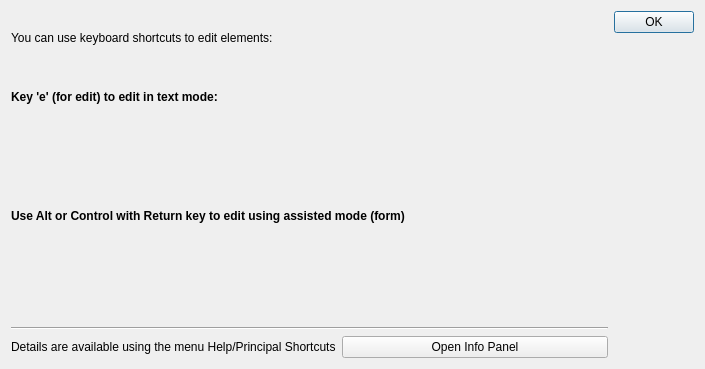
The window that src/modules/style/infoonkeyboardshortcutsdialog.ui (lbellonda/qxmledit) describes before a commit, drawn with Qt 5.
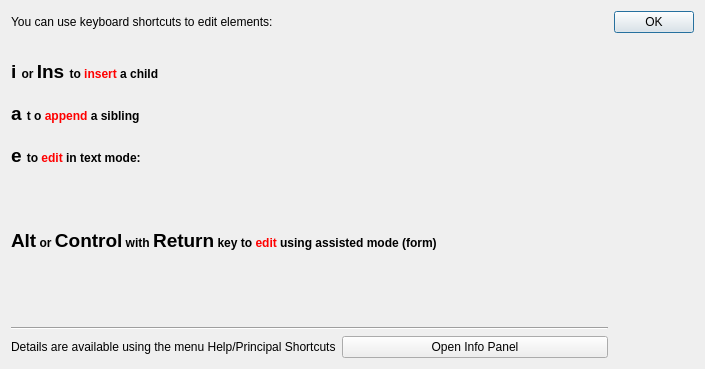
The same window after the commit. Icons and pictures are not drawn.

Commit message: b-169 updated shortcuts dialog

Diff of the .ui file:
```diff
--- a/src/modules/style/infoonkeyboardshortcutsdialog.ui
+++ b/src/modules/style/infoonkeyboardshortcutsdialog.ui
@@ -23,7 +23,34 @@
      <item>
       <widget class="QLabel" name="label">
        <property name="text">
-        <string>You can use keyboard shortcuts to edit elements:</string>
+        <string>You can use keyboard shortcuts to edit elements:
+</string>
+       </property>
+      </widget>
+     </item>
+     <item>
+      <widget class="QLabel" name="label_7">
+       <property name="font">
+        <font>
+         <weight>75</weight>
+         <bold>true</bold>
+        </font>
+       </property>
+       <property name="text">
+        <string>&lt;html&gt;&lt;head/&gt;&lt;body&gt;&lt;p&gt;&lt;span style=&quot; font-size:14pt;&quot;&gt;i &lt;/span&gt;or &lt;span style=&quot; font-size:14pt;&quot;&gt;Ins &lt;/span&gt;to &lt;span style=&quot; color:#ff0000;&quot;&gt;insert&lt;/span&gt; a child&lt;/p&gt;&lt;/body&gt;&lt;/html&gt;</string>
+       </property>
+      </widget>
+     </item>
+     <item>
+      <widget class="QLabel" name="label_8">
+       <property name="font">
+        <font>
+         <weight>75</weight>
+         <bold>true</bold>
+        </font>
+       </property>
+       <property name="text">
+        <string>&lt;html&gt;&lt;head/&gt;&lt;body&gt;&lt;p&gt;&lt;span style=&quot; font-size:14pt;&quot;&gt;a &lt;/span&gt;t o &lt;span style=&quot; color:#ff0000;&quot;&gt;append&lt;/span&gt; a sibling&lt;/p&gt;&lt;/body&gt;&lt;/html&gt;</string>
        </property>
       </widget>
      </item>
@@ -36,7 +63,7 @@
         </font>
        </property>
        <property name="text">
-        <string>Key 'e' (for edit) to edit in text mode:</string>
+        <string>&lt;html&gt;&lt;head/&gt;&lt;body&gt;&lt;p&gt;&lt;span style=&quot; font-size:14pt;&quot;&gt;e &lt;/span&gt;to &lt;span style=&quot; color:#ff0000;&quot;&gt;edit&lt;/span&gt; in text mode:&lt;/p&gt;&lt;/body&gt;&lt;/html&gt;</string>
        </property>
       </widget>
      </item>
@@ -76,7 +103,7 @@
         </font>
        </property>
        <property name="text">
-        <string>Use Alt or Control with Return key to edit using assisted mode (form)</string>
+        <string>&lt;html&gt;&lt;head/&gt;&lt;body&gt;&lt;p&gt;&lt;span style=&quot; font-size:14pt;&quot;&gt;Alt&lt;/span&gt; or &lt;span style=&quot; font-size:14pt;&quot;&gt;Control&lt;/span&gt; with &lt;span style=&quot; font-size:14pt;&quot;&gt;Return&lt;/span&gt; key to &lt;span style=&quot; color:#ff0000;&quot;&gt;edit&lt;/span&gt; using assisted mode (form)&lt;/p&gt;&lt;/body&gt;&lt;/html&gt;</string>
        </property>
       </widget>
      </item>
```
